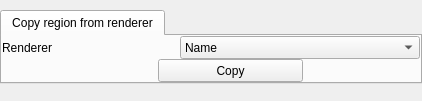
Qt form apps/vaporgui/CopyRegionWidgetGUI.ui (StasJ/vapor-formatted) before a commit.
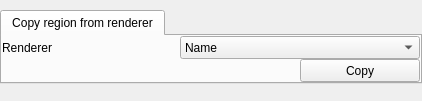
The same form after that commit.

What changed in the file:
```diff
--- a/apps/vaporgui/CopyRegionWidgetGUI.ui
+++ b/apps/vaporgui/CopyRegionWidgetGUI.ui
@@ -178,7 +178,7 @@
               <enum>Qt::Horizontal</enum>
              </property>
              <property name="sizeType">
-              <enum>QSizePolicy::Minimum</enum>
+              <enum>QSizePolicy::MinimumExpanding</enum>
              </property>
              <property name="sizeHint" stdset="0">
               <size>
@@ -198,7 +198,7 @@
              </property>
              <property name="minimumSize">
               <size>
-               <width>0</width>
+               <width>120</width>
                <height>0</height>
               </size>
              </property>
```
